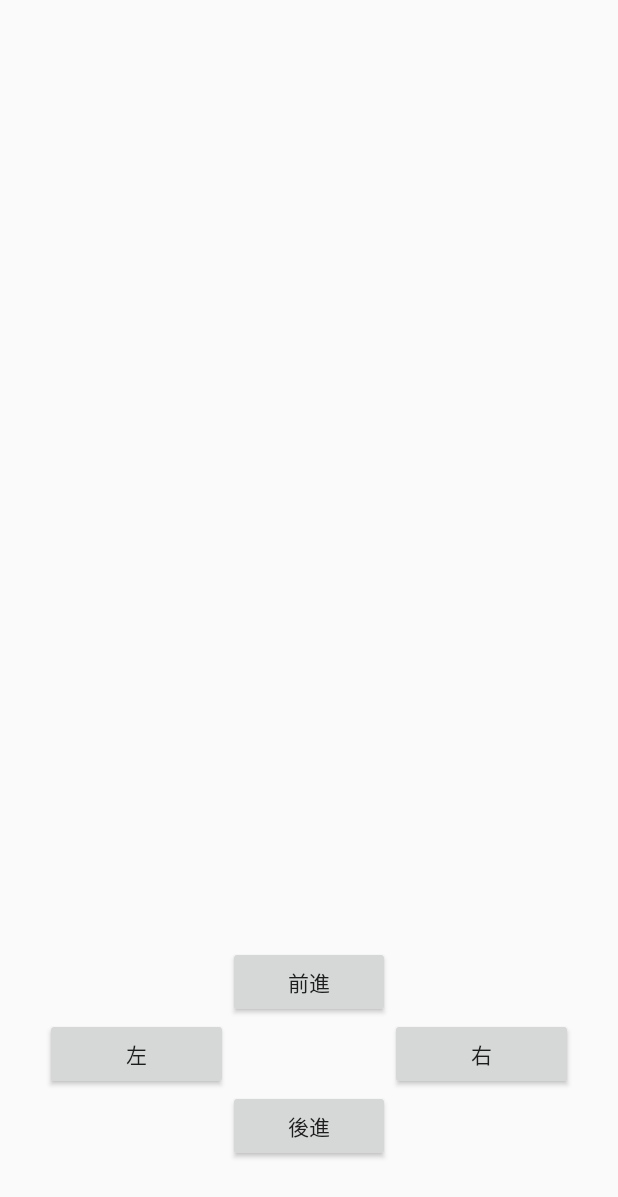
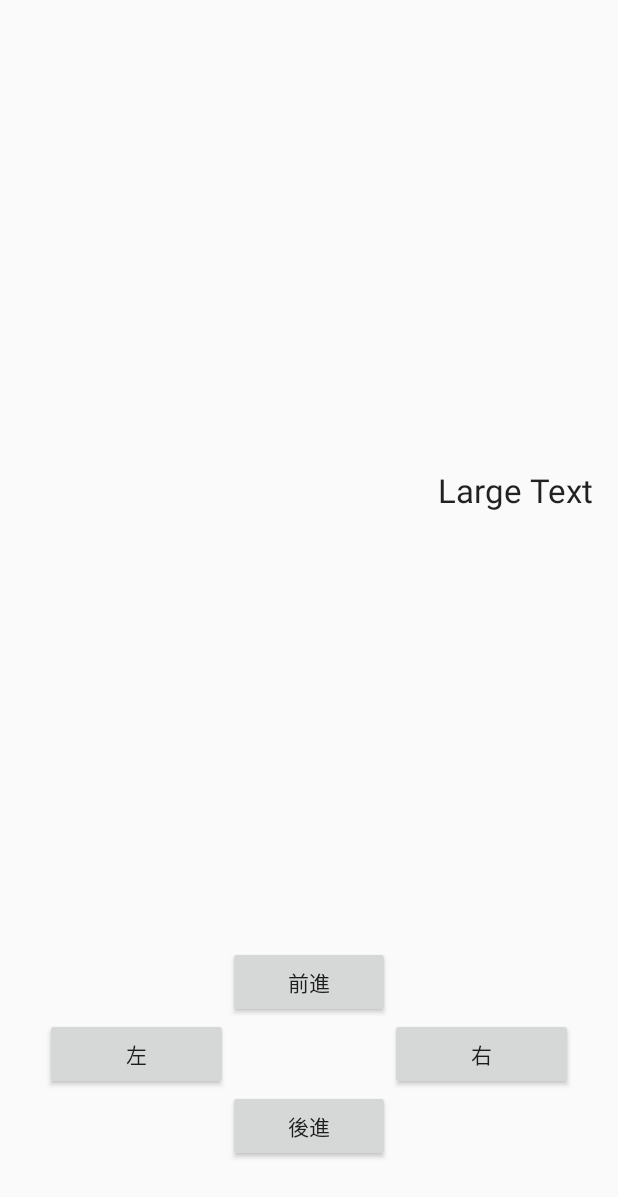
Before and after one commit to EmbeddedProgrammingDevelopment/ClientAndroid, an Android app: the screen it shows after launch (MainActivity), on a phone screen of 412 x 824 dp. Shown: the top 1197 px of the screen. Run offline under Robolectric (Android 15) with nearby library versions, the phone set to English and light mode, and no system bars.

```diff
--- a/buttonc/app/src/main/AndroidManifest.xml
+++ b/buttonc/app/src/main/AndroidManifest.xml
@@ -1,6 +1,10 @@
 <?xml version="1.0" encoding="utf-8"?>
 <manifest xmlns:android="http://schemas.android.com/apk/res/android"
     package="com.example.aa.buttonc" >
+
+
+    <uses-permission android:name="android.permission.BLUETOOTH"></uses-permission>
+    <uses-permission android:name="android.permission.BLUETOOTH_ADMIN"></uses-permission>
 
     <uses-sdk
         android:minSdkVersion="8"
--- a/buttonc/app/src/main/java/com/example/aa/buttonc/MainActivity.java
+++ b/buttonc/app/src/main/java/com/example/aa/buttonc/MainActivity.java
@@ -2,14 +2,32 @@ package com.example.aa.buttonc;
 
 
 import android.app.Activity;
+import android.bluetooth.BluetoothAdapter;
+import android.bluetooth.BluetoothDevice;
+import android.content.Context;
+import android.content.Intent;
+import android.hardware.Sensor;
+import android.hardware.SensorEvent;
+import android.hardware.SensorManager;
 import android.os.Bundle;
 import android.view.View;
 import android.view.Menu;
+import android.widget.ArrayAdapter;
 import android.widget.Button;
 import android.util.Log;
+import android.widget.ListView;
+import android.widget.TextView;
+
+import java.util.List;
+import java.util.Set;
 
 
 public class MainActivity extends Activity implements View.OnClickListener {
+    private static final int REQUEST_ENABLE_BLUETOOTH =10 ;
+    private SensorManager Smanager;
+    private TextView text;
+    //BluetoothAdapter取得
+
 
     @Override
     protected void onCreate(Bundle savedInstanceState) {
@@ -24,6 +42,52 @@ public class MainActivity extends Activity implements View.OnClickListener {
         right.setOnClickListener(this);
         Button up = (Button)findViewById(R.id.up);
         up.setOnClickListener(this);
+
+        TextView text = (TextView)findViewById(R.id.temperature);
+
+
+        Smanager = (SensorManager) getSystemService(Context.SENSOR_SERVICE);
+        //List<Sensor> sensors = Smanager.getSensorList(Sensor.TYPE_LIGHT);
+
+
+
+        BluetoothAdapter Bt = BluetoothAdapter.getDefaultAdapter();
+        if(Bt!=null){
+            //Bluetooth対応端末の場合の処理
+            Log.d("Bluetoothがサポートされてます。","a"+Bt);
+        }else{
+            //Bluetooth非対応端末の場合の処理
+            Log.d("Bluetoothがサポートされていません。","a"+Bt);
+
+        }
+        boolean btEnable = Bt.isEnabled();
+        if(btEnable == true){
+            //BluetoothがONだった場合の処理
+        }else{
+            //OFFだった場合、ONにすることを促すダイアログを表示する画面に遷移
+            Intent btOn = new Intent(BluetoothAdapter.ACTION_REQUEST_ENABLE);
+            startActivityForResult(btOn, REQUEST_ENABLE_BLUETOOTH);
+        }
+
+    }
+
+    public void onSensorChanged(SensorEvent event) {
+        int light_value = (int)(event.values[0]);
+        text.setText("明るすぎて眼が痛いにゃ。"+light_value);
+    }
+
+
+    @Override
+    protected void onActivityResult(int requestCode, int ResultCode, Intent date){
+        if(requestCode == REQUEST_ENABLE_BLUETOOTH){
+            if(ResultCode == Activity.RESULT_OK){
+                //BluetoothがONにされた場合の処理
+                Log.d("BluetoothをONにしてもらえました。","a"+1);
+            }else{
+                Log.d("BluetoothがONにしてもらえませんでした。","a"+2);
+                finish();
+            }
+        }
     }
 
 
--- a/buttonc/app/src/main/res/layout/activity_main.xml
+++ b/buttonc/app/src/main/res/layout/activity_main.xml
@@ -45,4 +45,15 @@
         android:layout_above="@+id/left"
         android:layout_toRightOf="@+id/left"
         android:layout_toEndOf="@+id/left" />
+
+    <TextView
+        android:layout_width="wrap_content"
+        android:layout_height="wrap_content"
+        android:textAppearance="?android:attr/textAppearanceLarge"
+        android:text="Large Text"
+        android:id="@+id/temperature"
+        android:layout_alignParentTop="true"
+        android:layout_alignParentRight="true"
+        android:layout_alignParentEnd="true"
+        android:layout_marginTop="296dp" />
 </RelativeLayout>
```
